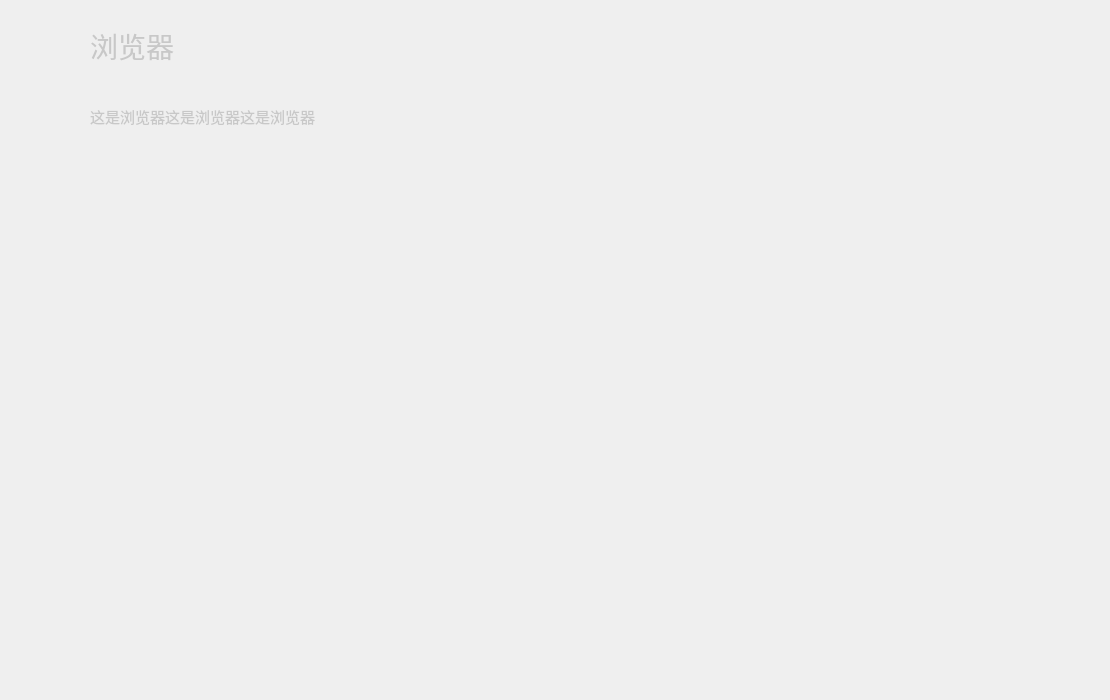
Before: the Qt Designer form browserwidget.ui in EwiGKeiT0/VehicleCentralControlSystem, drawn with Qt 5.
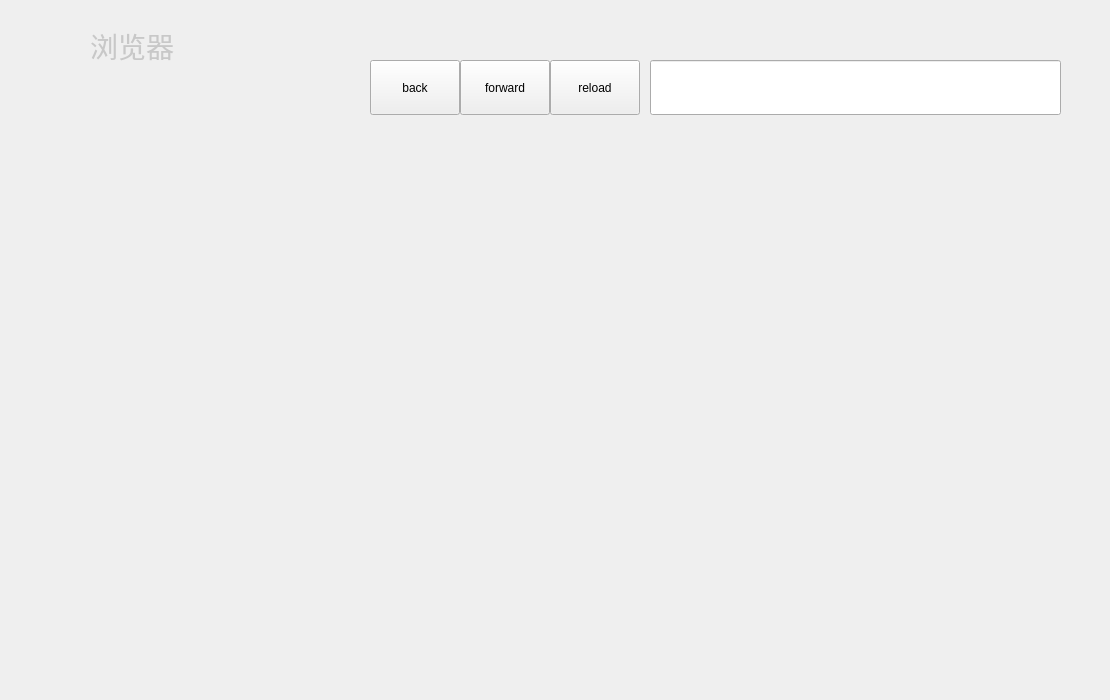
After: the same form once the commit is applied.

The edit to the form file:
```diff
--- a/browserwidget.ui
+++ b/browserwidget.ui
@@ -105,7 +105,7 @@
           </sizepolicy>
          </property>
          <property name="text">
-          <string>这是浏览器这是浏览器这是浏览器</string>
+          <string/>
          </property>
         </widget>
        </item>
@@ -113,6 +113,66 @@
      </item>
     </layout>
    </widget>
+   <widget class="QPushButton" name="pushButton">
+    <property name="geometry">
+     <rect>
+      <x>370</x>
+      <y>60</y>
+      <width>90</width>
+      <height>55</height>
+     </rect>
+    </property>
+    <property name="text">
+     <string>back</string>
+    </property>
+   </widget>
+   <widget class="QPushButton" name="pushButton_2">
+    <property name="geometry">
+     <rect>
+      <x>460</x>
+      <y>60</y>
+      <width>90</width>
+      <height>55</height>
+     </rect>
+    </property>
+    <property name="text">
+     <string>forward</string>
+    </property>
+   </widget>
+   <widget class="QPushButton" name="pushButton_3">
+    <property name="geometry">
+     <rect>
+      <x>550</x>
+      <y>60</y>
+      <width>90</width>
+      <height>55</height>
+     </rect>
+    </property>
+    <property name="text">
+     <string>reload</string>
+    </property>
+   </widget>
+   <widget class="QLineEdit" name="lineEdit">
+    <property name="geometry">
+     <rect>
+      <x>650</x>
+      <y>60</y>
+      <width>411</width>
+      <height>55</height>
+     </rect>
+    </property>
+   </widget>
+   <widget class="QWidget" name="verticalLayoutWidget">
+    <property name="geometry">
+     <rect>
+      <x>0</x>
+      <y>150</y>
+      <width>1111</width>
+      <height>541</height>
+     </rect>
+    </property>
+    <layout class="QVBoxLayout" name="verticalLayout_2"/>
+   </widget>
   </widget>
  </widget>
  <resources/>
```
